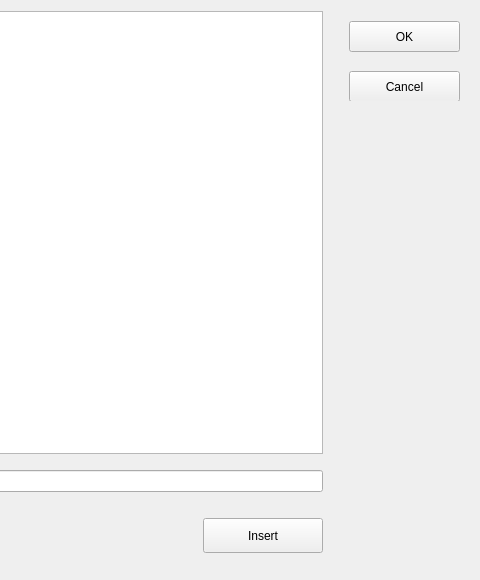
Before: the Qt Designer form QKeyMapper/qmappingsequenceedit.ui in Zalafina/QKeyMapper, drawn with Qt 5; both pictures show x 350 to 830 and y 0 to 580 of the 830 by 580 pixel window.
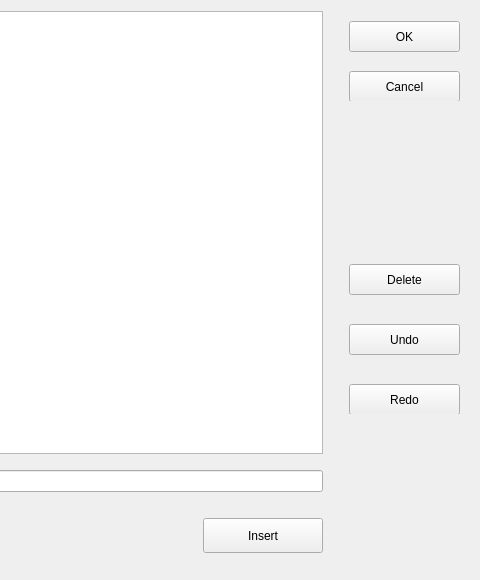
After: the same form once the commit is applied. Custom widgets are drawn as their Qt base class.

Commit message: Add MappingSequenceEditor(Support Undo&Redo) - part4.

Patch:
```diff
--- a/QKeyMapper/qmappingsequenceedit.ui
+++ b/QKeyMapper/qmappingsequenceedit.ui
@@ -93,10 +93,108 @@
        <property name="orientation">
         <enum>Qt::Orientation::Vertical</enum>
        </property>
+       <property name="sizeType">
+        <enum>QSizePolicy::Policy::MinimumExpanding</enum>
+       </property>
        <property name="sizeHint" stdset="0">
         <size>
          <width>20</width>
-         <height>40</height>
+         <height>20</height>
+        </size>
+       </property>
+      </spacer>
+     </item>
+     <item>
+      <widget class="QWidget" name="otherButtonsWidget" native="true">
+       <property name="sizePolicy">
+        <sizepolicy hsizetype="Fixed" vsizetype="Fixed">
+         <horstretch>0</horstretch>
+         <verstretch>0</verstretch>
+        </sizepolicy>
+       </property>
+       <property name="minimumSize">
+        <size>
+         <width>130</width>
+         <height>150</height>
+        </size>
+       </property>
+       <property name="maximumSize">
+        <size>
+         <width>100</width>
+         <height>150</height>
+        </size>
+       </property>
+       <widget class="QPushButton" name="deleteButton">
+        <property name="geometry">
+         <rect>
+          <x>10</x>
+          <y>0</y>
+          <width>111</width>
+          <height>31</height>
+         </rect>
+        </property>
+        <property name="focusPolicy">
+         <enum>Qt::FocusPolicy::NoFocus</enum>
+        </property>
+        <property name="text">
+         <string>Delete</string>
+        </property>
+        <property name="autoDefault">
+         <bool>false</bool>
+        </property>
+       </widget>
+       <widget class="QPushButton" name="undoButton">
+        <property name="geometry">
+         <rect>
+          <x>10</x>
+          <y>60</y>
+          <width>111</width>
+          <height>31</height>
+         </rect>
+        </property>
+        <property name="focusPolicy">
+         <enum>Qt::FocusPolicy::NoFocus</enum>
+        </property>
+        <property name="text">
+         <string>Undo</string>
+        </property>
+        <property name="autoDefault">
+         <bool>false</bool>
+        </property>
+       </widget>
+       <widget class="QPushButton" name="redoButton">
+        <property name="geometry">
+         <rect>
+          <x>10</x>
+          <y>120</y>
+          <width>111</width>
+          <height>31</height>
+         </rect>
+        </property>
+        <property name="focusPolicy">
+         <enum>Qt::FocusPolicy::NoFocus</enum>
+        </property>
+        <property name="text">
+         <string>Redo</string>
+        </property>
+        <property name="autoDefault">
+         <bool>false</bool>
+        </property>
+       </widget>
+      </widget>
+     </item>
+     <item>
+      <spacer name="verticalSpacer_2">
+       <property name="orientation">
+        <enum>Qt::Orientation::Vertical</enum>
+       </property>
+       <property name="sizeType">
+        <enum>QSizePolicy::Policy::MinimumExpanding</enum>
+       </property>
+       <property name="sizeHint" stdset="0">
+        <size>
+         <width>20</width>
+         <height>100</height>
         </size>
        </property>
       </spacer>
```
The commit also changes 8 other files.
